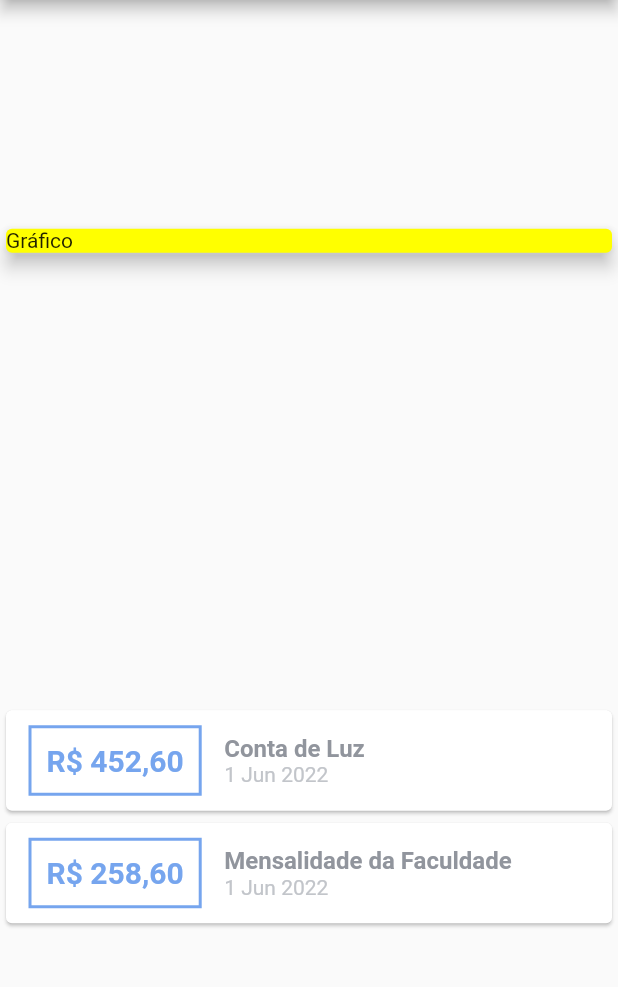
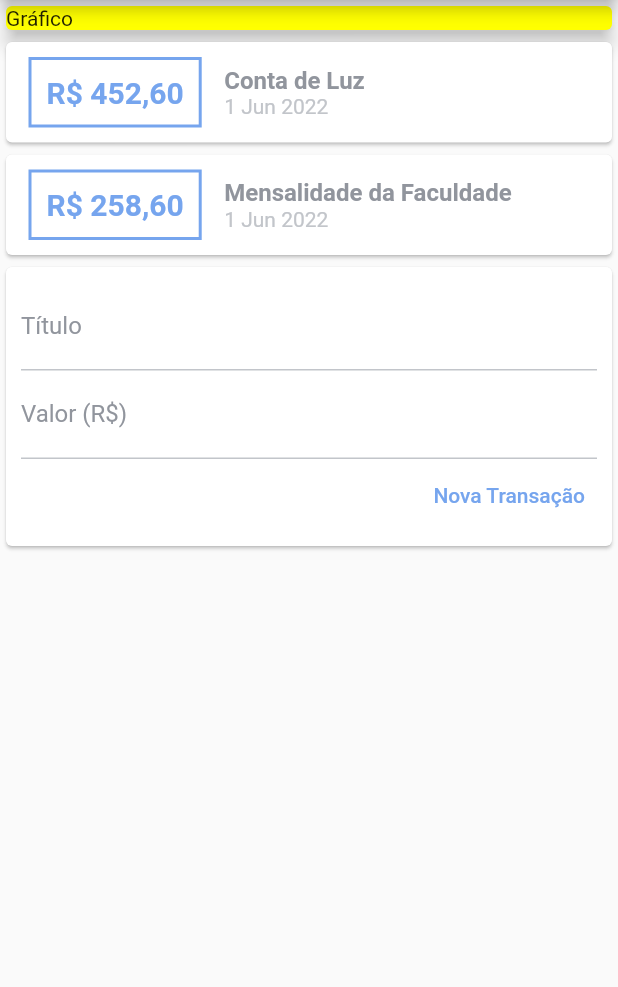
Before and after one commit to joasdc/app_despesas_pessoais, a Flutter app: the screen it shows after launch, on a phone screen of 412 x 824 dp, the part 84-1071 px from its top. Run offline on Flutter 3.47's test engine with Material 2 defaults, Android fonts, the phone set to English and light mode, and no system bars.

Commit message:
dividindo o app em componentes

```diff
--- a/lib/main.dart
+++ b/lib/main.dart
@@ -1,6 +1,8 @@
 import 'package:despesas_pessoais/models/transaction.dart';
+import 'package:despesas_pessoais/widgets/transaction_form.dart';
+import 'package:despesas_pessoais/widgets/transaction_list.dart';
+import 'package:despesas_pessoais/widgets/transaction_user.dart';
 import 'package:flutter/material.dart';
-import 'package:intl/intl.dart';
 
 void main() {
   runApp(ExpensesApp());
@@ -25,21 +27,6 @@ class HomePage extends StatelessWidget {
   static const grayTitleText = Color.fromARGB(255, 145, 149, 157);
   static const graySubtitleText = Color.fromARGB(255, 194, 197, 202);
 
-  final List<Transaction> _transaction = [
-    Transaction(
-      id: "1",
-      title: "Conta de Luz",
-      value: 452.60,
-      date: DateTime.now(),
-    ),
-    Transaction(
-      id: "2",
-      title: "Mensalidade da Faculdade",
-      value: 258.60,
-      date: DateTime.now(),
-    ),
-  ];
-
   @override
   Widget build(BuildContext context) {
     return Scaffold(
@@ -48,7 +35,6 @@ class HomePage extends StatelessWidget {
         title: Text('Despesas Pessoais'),
       ),
       body: Column(
-        mainAxisAlignment: MainAxisAlignment.spaceAround,
         crossAxisAlignment: CrossAxisAlignment.stretch,
         children: [
           Container(
@@ -59,55 +45,7 @@ class HomePage extends StatelessWidget {
               child: Text('Gráfico'),
             ),
           ),
-          Column(
-            children: _transaction.map((transaction) {
-              return Card(
-                child: Row(
-                  // mainAxisAlignment: MainAxisAlignment.spaceBetween,
-                  children: [
-                    Container(
-                      margin: const EdgeInsets.symmetric(
-                        horizontal: 15,
-                        vertical: 10,
-                      ),
-                      decoration: BoxDecoration(
-                        border: Border.all(
-                          color: primaryColor,
-                          width: 2,
-                        ),
-                      ),
-                      padding: const EdgeInsets.all(10),
-                      child: Text(
-                        "R\$ ${transaction.value.toStringAsFixed(2).replaceAll('.', ',')}",
-                        style: const TextStyle(
-                          color: primaryColor,
-                          fontSize: 20,
-                          fontWeight: FontWeight.bold,
-                        ),
-                      ),
-                    ),
-                    Column(
-                      crossAxisAlignment: CrossAxisAlignment.start,
-                      children: [
-                        Text(
-                          transaction.title,
-                          style: const TextStyle(
-                            color: grayTitleText,
-                            fontSize: 16,
-                            fontWeight: FontWeight.bold,
-                          ),
-                        ),
-                        Text(
-                          DateFormat('d MMM y').format(transaction.date),
-                          style: const TextStyle(color: graySubtitleText),
-                        ),
-                      ],
-                    ),
-                  ],
-                ),
-              );
-            }).toList(),
-          ),
+          TransactionUser(),
         ],
       ),
     );
--- /dev/null
+++ b/lib/widgets/transaction_form.dart
@@ -0,0 +1,59 @@
+import 'package:flutter/material.dart';
+import '../main.dart';
+
+class TransactionForm extends StatelessWidget {
+  TransactionForm({Key? key}) : super(key: key);
+
+  final _titleController = TextEditingController();
+  final _valueController = TextEditingController();
+
+  @override
+  Widget build(BuildContext context) {
+    return Card(
+      child: Padding(
+        padding: const EdgeInsets.all(10),
+        child: Column(
+          children: [
+            TextField(
+              decoration: const InputDecoration(
+                labelText: 'Título',
+                labelStyle: TextStyle(color: HomePage.grayTitleText),
+                floatingLabelStyle: TextStyle(color: HomePage.primaryColor),
+                focusedBorder: UnderlineInputBorder(
+                    borderSide: BorderSide(color: HomePage.primaryColor)),
+                enabledBorder: UnderlineInputBorder(
+                    borderSide: BorderSide(color: HomePage.graySubtitleText)),
+              ),
+              controller: _titleController,
+            ),
+            TextField(
+              decoration: const InputDecoration(
+                labelText: 'Valor (R\$)',
+                labelStyle: TextStyle(color: HomePage.grayTitleText),
+                floatingLabelStyle: TextStyle(color: HomePage.primaryColor),
+                focusedBorder: UnderlineInputBorder(
+                    borderSide: BorderSide(color: HomePage.primaryColor)),
+                enabledBorder: UnderlineInputBorder(
+                    borderSide: BorderSide(color: HomePage.graySubtitleText)),
+              ),
+              controller: _valueController,
+            ),
+            Align(
+              alignment: Alignment.centerRight,
+              child: TextButton(
+                child: const Text('Nova Transação'),
+                style: TextButton.styleFrom(
+                  primary: HomePage.primaryColor,
+                ),
+                onPressed: () {
+                  print(_titleController.text);
+                  print(_valueController.text);
+                },
+              ),
+            )
+          ],
+        ),
+      ),
+    );
+  }
+}
--- /dev/null
+++ b/lib/widgets/transaction_list.dart
@@ -0,0 +1,63 @@
+import 'package:flutter/material.dart';
+import '../models/transaction.dart';
+import 'package:intl/intl.dart';
+import '../main.dart';
+
+class TransactionList extends StatelessWidget {
+  final List<Transaction> transactions;
+
+  const TransactionList(this.transactions);
+
+  @override
+  Widget build(BuildContext context) {
+    return Column(
+      children: transactions.map((transaction) {
+        return Card(
+          child: Row(
+            // mainAxisAlignment: MainAxisAlignment.spaceBetween,
+            children: [
+              Container(
+                margin: const EdgeInsets.symmetric(
+                  horizontal: 15,
+                  vertical: 10,
+                ),
+                decoration: BoxDecoration(
+                  border: Border.all(
+                    color: HomePage.primaryColor,
+                    width: 2,
+                  ),
+                ),
+                padding: const EdgeInsets.all(10),
+                child: Text(
+                  "R\$ ${transaction.value.toStringAsFixed(2).replaceAll('.', ',')}",
+                  style: const TextStyle(
+                    color: HomePage.primaryColor,
+                    fontSize: 20,
+                    fontWeight: FontWeight.bold,
+                  ),
+                ),
+              ),
+              Column(
+                crossAxisAlignment: CrossAxisAlignment.start,
+                children: [
+                  Text(
+                    transaction.title,
+                    style: const TextStyle(
+                      color: HomePage.grayTitleText,
+                      fontSize: 16,
+                      fontWeight: FontWeight.bold,
+                    ),
+                  ),
+                  Text(
+                    DateFormat('d MMM y').format(transaction.date),
+                    style: const TextStyle(color: HomePage.graySubtitleText),
+                  ),
+                ],
+              ),
+            ],
+          ),
+        );
+      }).toList(),
+    );
+  }
+}
--- /dev/null
+++ b/lib/widgets/transaction_user.dart
@@ -0,0 +1,38 @@
+import 'package:flutter/material.dart';
+import 'package:despesas_pessoais/models/transaction.dart';
+import 'package:despesas_pessoais/widgets/transaction_form.dart';
+import 'package:despesas_pessoais/widgets/transaction_list.dart';
+
+class TransactionUser extends StatefulWidget {
+  const TransactionUser({Key? key}) : super(key: key);
+
+  @override
+  State<TransactionUser> createState() => _TransactionUserState();
+}
+
+class _TransactionUserState extends State<TransactionUser> {
+  final List<Transaction> _transactions = [
+    Transaction(
+      id: "1",
+      title: "Conta de Luz",
+      value: 452.60,
+      date: DateTime.now(),
+    ),
+    Transaction(
+      id: "2",
+      title: "Mensalidade da Faculdade",
+      value: 258.60,
+      date: DateTime.now(),
+    ),
+  ];
+
+  @override
+  Widget build(BuildContext context) {
+    return Column(
+      children: [
+        TransactionList(_transactions),
+        TransactionForm(),
+      ],
+    );
+  }
+}
```
